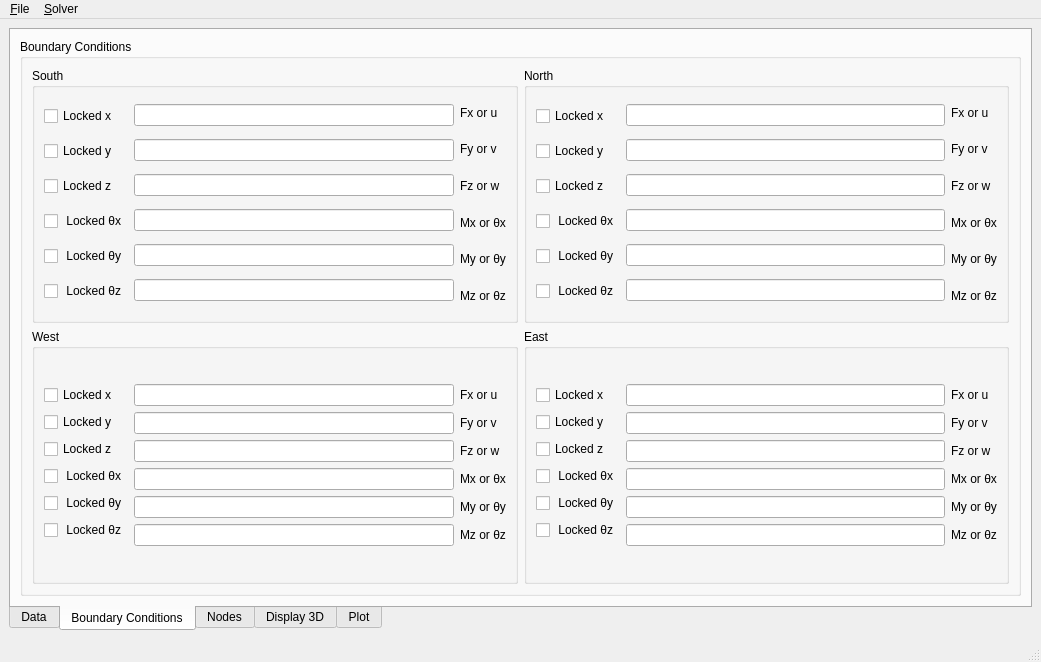
Above: femshell.ui from IvanAssing/FEM-Shell before the change. Below: the same form after it.
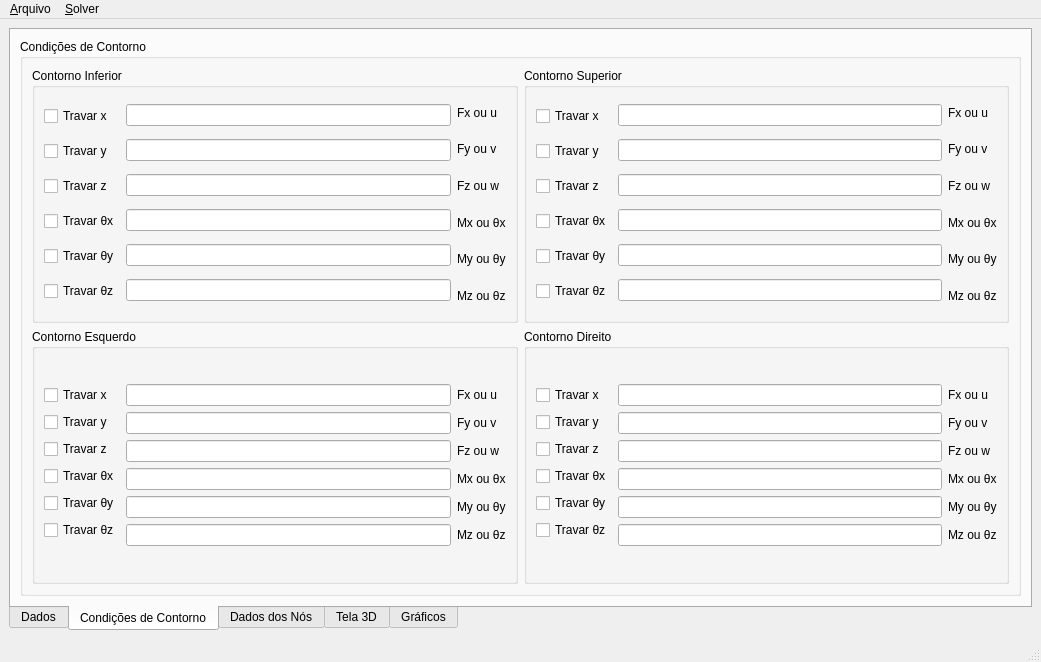
That is the form after the change. The open tabs and pages were chosen to show the change. Custom widgets are drawn as their Qt base class.

Patch:
```diff
--- a/femshell.ui
+++ b/femshell.ui
@@ -31,7 +31,7 @@
         <bool>false</bool>
        </property>
        <attribute name="title">
-        <string>Data</string>
+        <string>Dados</string>
        </attribute>
        <layout class="QGridLayout" name="gridLayout_12">
         <item row="0" column="0" colspan="2">
@@ -410,7 +410,7 @@
       </widget>
       <widget class="QWidget" name="tab_3">
        <attribute name="title">
-        <string>Boundary Conditions</string>
+        <string>Condições de Contorno</string>
        </attribute>
        <layout class="QGridLayout" name="gridLayout_6">
         <item row="0" column="0">
@@ -419,13 +419,13 @@
            <bool>false</bool>
           </property>
           <property name="title">
-           <string>Boundary Conditions</string>
+           <string>Condições de Contorno</string>
           </property>
           <layout class="QGridLayout" name="gridLayout_11">
            <item row="0" column="0">
             <widget class="QGroupBox" name="groupBox_7">
              <property name="title">
-              <string>South</string>
+              <string>Contorno Inferior</string>
              </property>
              <layout class="QHBoxLayout" name="horizontalLayout_4">
               <item>
@@ -433,42 +433,42 @@
                 <item>
                  <widget class="QCheckBox" name="checkBox">
                   <property name="text">
-                   <string>Locked x</string>
+                   <string>Travar x</string>
                   </property>
                  </widget>
                 </item>
                 <item>
                  <widget class="QCheckBox" name="checkBox_2">
                   <property name="text">
-                   <string>Locked y</string>
+                   <string>Travar y</string>
                   </property>
                  </widget>
                 </item>
                 <item>
                  <widget class="QCheckBox" name="checkBox_3">
                   <property name="text">
-                   <string>Locked z</string>
+                   <string>Travar z</string>
                   </property>
                  </widget>
                 </item>
                 <item>
                  <widget class="QCheckBox" name="checkBox_4">
                   <property name="text">
-                   <string> Locked θx</string>
+                   <string>Travar θx</string>
                   </property>
                  </widget>
                 </item>
                 <item>
                  <widget class="QCheckBox" name="checkBox_5">
                   <property name="text">
-                   <string> Locked θy</string>
+                   <string>Travar θy</string>
                   </property>
                  </widget>
                 </item>
                 <item>
                  <widget class="QCheckBox" name="checkBox_6">
                   <property name="text">
-                   <string> Locked θz</string>
+                   <string>Travar θz</string>
                   </property>
                  </widget>
                 </item>
@@ -503,42 +503,42 @@
                   <item>
                    <widget class="QLabel" name="label">
                     <property name="text">
-                     <string>Fx or u</string>
+                     <string>Fx ou u</string>
                     </property>
                    </widget>
                   </item>
                   <item>
                    <widget class="QLabel" name="label_2">
                     <property name="text">
-                     <string>Fy or v</string>
+                     <string>Fy ou v</string>
                     </property>
                    </widget>
                   </item>
                   <item>
                    <widget class="QLabel" name="label_3">
                     <property name="text">
-                     <string>Fz or w</string>
+                     <string>Fz ou w</string>
                     </property>
                    </widget>
                   </item>
                   <item>
                    <widget class="QLabel" name="label_4">
                     <property name="text">
-                     <string>Mx or θx</string>
+                     <string>Mx ou θx</string>
                     </property>
                    </widget>
                   </item>
                   <item>
                    <widget class="QLabel" name="label_19">
                     <property name="text">
-                     <string>My or θy</string>
+                     <string>My ou θy</string>
                     </property>
                    </widget>
                   </item>
                   <item>
                    <widget class="QLabel" name="label_20">
                     <property name="text">
-                     <string>Mz or θz</string>
+                     <string>Mz ou θz</string>
                     </property>
                    </widget>
                   </item>
@@ -552,7 +552,7 @@
            <item row="0" column="1">
             <widget class="QGroupBox" name="groupBox_8">
              <property name="title">
-              <string>North</string>
+              <string>Contorno Superior</string>
              </property>
              <layout class="QGridLayout" name="gridLayout_2">
               <item row="0" column="0">
@@ -562,42 +562,42 @@
                   <item>
                    <widget class="QCheckBox" name="checkBox_7">
                     <property name="text">
-                     <string>Locked x</string>
+                     <string>Travar x</string>
                     </property>
                    </widget>
                   </item>
                   <item>
                    <widget class="QCheckBox" name="checkBox_8">
                     <property name="text">
-                     <string>Locked y</string>
+                     <string>Travar y</string>
                     </property>
                    </widget>
                   </item>
                   <item>
                    <widget class="QCheckBox" name="checkBox_9">
                     <property name="text">
-                     <string>Locked z</string>
+                     <string>Travar z</string>
                     </property>
                    </widget>
                   </item>
                   <item>
                    <widget class="QCheckBox" name="checkBox_10">
                     <property name="text">
-                     <string> Locked θx</string>
+                     <string>Travar θx</string>
                     </property>
                    </widget>
                   </item>
                   <item>
                    <widget class="QCheckBox" name="checkBox_11">
                     <property name="text">
-                     <string> Locked θy</string>
+                     <string>Travar θy</string>
                     </property>
                    </widget>
                   </item>
                   <item>
                    <widget class="QCheckBox" name="checkBox_12">
                     <property name="text">
-                     <string> Locked θz</string>
+                     <string>Travar θz</string>
                     </property>
                    </widget>
                   </item>
@@ -632,42 +632,42 @@
                     <item>
                      <widget class="QLabel" name="label_21">
                       <property name="text">
-                       <string>Fx or u</string>
+                       <string>Fx ou u</string>
                       </property>
                      </widget>
                     </item>
                     <item>
                      <widget class="QLabel" name="label_22">
                       <property name="text">
-                       <string>Fy or v</string>
+                       <string>Fy ou v</string>
                       </property>
                      </widget>
                     </item>
                     <item>
                      <widget class="QLabel" name="label_23">
                       <property name="text">
-                       <string>Fz or w</string>
+                       <string>Fz ou w</string>
                       </property>
                      </widget>
                     </item>
                     <item>
                      <widget class="QLabel" name="label_24">
                       <property name="text">
-                       <string>Mx or θx</string>
+                       <string>Mx ou θx</string>
                       </property>
                      </widget>
                     </item>
                     <item>
                      <widget class="QLabel" name="label_25">
                       <property name="text">
-                       <string>My or θy</string>
+                       <string>My ou θy</string>
                       </property>
                      </widget>
                     </item>
                     <item>
                      <widget class="QLabel" name="label_26">
                       <property name="text">
-                       <string>Mz or θz</string>
+                       <string>Mz ou θz</string>
                       </property>
                      </widget>
                     </item>
@@ -683,7 +683,7 @@
            <item row="1" column="0">
             <widget class="QGroupBox" name="groupBox_9">
              <property name="title">
-              <string>West</string>
+              <string>Contorno Esquerdo</string>
              </property>
              <layout class="QGridLayout" name="gridLayout_9">
               <item row="0" column="0">
@@ -691,42 +691,42 @@
                 <item>
                  <widget class="QCheckBox" name="checkBox_13">
                   <property name="text">
-                   <string>Locked x</string>
+                   <string>Travar x</string>
                   </property>
                  </widget>
                 </item>
                 <item>
                  <widget class="QCheckBox" name="checkBox_14">
                   <property name="text">
-                   <string>Locked y</string>
+                   <string>Travar y</string>
                   </property>
                  </widget>
                 </item>
                 <item>
                  <widget class="QCheckBox" name="checkBox_15">
                   <property name="text">
-                   <string>Locked z</string>
+                   <string>Travar z</string>
                   </property>
                  </widget>
                 </item>
                 <item>
                  <widget class="QCheckBox" name="checkBox_16">
                   <property name="text">
-                   <string> Locked θx</string>
+                   <string>Travar θx</string>
                   </property>
                  </widget>
                 </item>
                 <item>
                  <widget class="QCheckBox" name="checkBox_17">
                   <property name="text">
-                   <string> Locked θy</string>
+                   <string>Travar θy</string>
                   </property>
                  </widget>
                 </item>
                 <item>
                  <widget class="QCheckBox" name="checkBox_18">
                   <property name="text">
-                   <string> Locked θz</string>
+                   <string>Travar θz</string>
                   </property>
                  </widget>
                 </item>
@@ -761,42 +761,42 @@
                   <item>
                    <widget class="QLabel" name="label_27">
                     <property name="text">
-                     <string>Fx or u</string>
+                     <string>Fx ou u</string>
                     </property>
                    </widget>
                   </item>
                   <item>
                    <widget class="QLabel" name="label_28">
                     <property name="text">
-                     <string>Fy or v</string>
+                     <string>Fy ou v</string>
                     </property>
                    </widget>
                   </item>
                   <item>
                    <widget class="QLabel" name="label_29">
                     <property name="text">
-                     <string>Fz or w</string>
+                     <string>Fz ou w</string>
                     </property>
                    </widget>
                   </item>
                   <item>
                    <widget class="QLabel" name="label_30">
                     <property name="text">
-                     <string>Mx or θx</string>
+                     <string>Mx ou θx</string>
                     </property>
                    </widget>
                   </item>
                   <item>
                    <widget class="QLabel" name="label_31">
                     <property name="text">
-                     <string>My or θy</string>
+                     <string>My ou θy</string>
                     </property>
                    </widget>
                   </item>
                   <item>
                    <widget class="QLabel" name="label_32">
                     <property name="text">
-                     <string>Mz or θz</string>
+                     <string>Mz ou θz</string>
                     </property>
                    </widget>
                   </item>
@@ -810,7 +810,7 @@
            <item row="1" column="1">
             <widget class="QGroupBox" name="groupBox_10">
              <property name="title">
-              <string>East</string>
+              <string>Contorno Direito</string>
              </property>
              <layout class="QGridLayout" name="gridLayout_10">
               <item row="0" column="0">
@@ -818,42 +818,42 @@
                 <item>
                  <widget class="QCheckBox" name="checkBox_19">
                   <property name="text">
-                   <string>Locked x</string>
+                   <string>Travar x</string>
                   </property>
                  </widget>
                 </item>
                 <item>
                  <widget class="QCheckBox" name="checkBox_20">
                   <property name="text">
-                   <string>Locked y</string>
+                   <string>Travar y</string>
                   </property>
                  </widget>
                 </item>
                 <item>
                  <widget class="QCheckBox" name="checkBox_21">
                   <property name="text">
-                   <string>Locked z</string>
+                   <string>Travar z</string>
                   </property>
                  </widget>
                 </item>
                 <item>
                  <widget class="QCheckBox" name="checkBox_22">
                   <property name="text">
-                   <string> Locked θx</string>
+                   <string>Travar θx</string>
                   </property>
                  </widget>
                 </item>
                 <item>
                  <widget class="QCheckBox" name="checkBox_23">
                   <property name="text">
-                   <string> Locked θy</string>
+                   <string>Travar θy</string>
                   </property>
                  </widget>
                 </item>
                 <item>
                  <widget class="QCheckBox" name="checkBox_24">
                   <property name="text">
-                   <string> Locked θz</string>
+                   <string>Travar θz</string>
                   </property>
                  </widget>
                 </item>
@@ -888,42 +888,42 @@
                   <item>
                    <widget class="QLabel" name="label_33">
                     <property name="text">
-                     <string>Fx or u</string>
+                     <string>Fx ou u</string>
                     </property>
                    </widget>
                   </item>
                   <item>
                    <widget class="QLabel" name="label_34">
                     <property name="text">
-                     <string>Fy or v</string>
+                     <string>Fy ou v</string>
                     </property>
                    </widget>
                   </item>
                   <item>
                    <widget class="QLabel" name="label_35">
                     <property name="text">
-                     <string>Fz or w</string>
+                     <string>Fz ou w</string>
                     </property>
                    </widget>
                   </item>
                   <item>
                    <widget class="QLabel" name="label_36">
                     <property name="text">
-                     <string>Mx or θx</string>
+                     <string>Mx ou θx</string>
                     </property>
                    </widget>
                   </item>
                   <item>
                    <widget class="QLabel" name="label_37">
                     <property name="text">
-                     <string>My or θy</string>
+                     <string>My ou θy</string>
                     </property>
                    </widget>
                   </item>
                   <item>
                    <widget class="QLabel" name="label_38">
                     <property name="text">
-                     <string>Mz or θz</string>
+                     <string>Mz ou θz</string>
                     </property>
                    </widget>
                   </item>
@@ -941,7 +941,7 @@
       </widget>
       <widget class="QWidget" name="tab_2">
        <attribute name="title">
-        <string>Nodes</string>
+        <string>Dados dos Nós</string>
        </attribute>
        <layout class="QGridLayout" name="gridLayout_7">
         <item row="0" column="0">
@@ -960,7 +960,7 @@
       </widget>
       <widget class="QWidget" name="tab_4">
        <attribute name="title">
-        <string>Display 3D</string>
+        <string>Tela 3D</string>
        </attribute>
        <layout class="QVBoxLayout" name="verticalLayout_20">
         <item>
@@ -1105,7 +1105,7 @@
       </widget>
       <widget class="QWidget" name="tab_5">
        <attribute name="title">
-        <string>Plot</string>
+        <string>Gráficos</string>
        </attribute>
        <layout class="QVBoxLayout" name="verticalLayout_22">
         <item>
@@ -1197,12 +1197,12 @@
      <x>0</x>
      <y>0</y>
      <width>1041</width>
-     <height>20</height>
+     <height>21</height>
     </rect>
    </property>
    <widget class="QMenu" name="menu_File">
     <property name="title">
-     <string>&amp;File</string>
+     <string>&amp;Arquivo</string>
     </property>
     <addaction name="actionOpen"/>
     <addaction name="actionSave"/>
```
Left out of the diff: 113 changed lines with no effect on the pictures.
